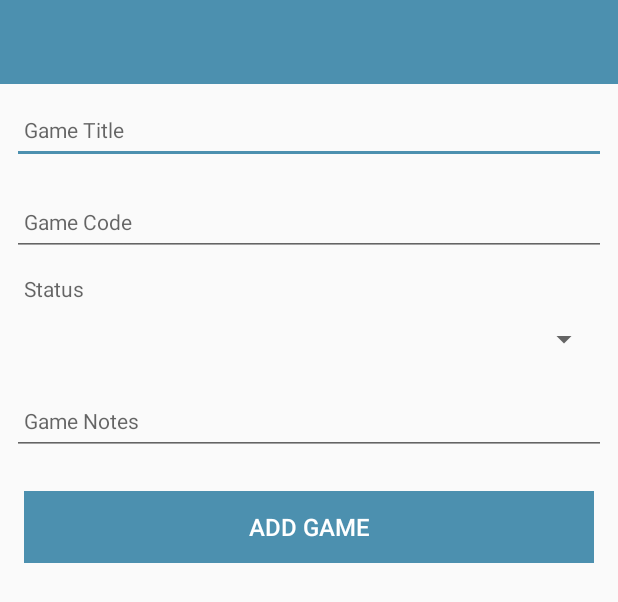
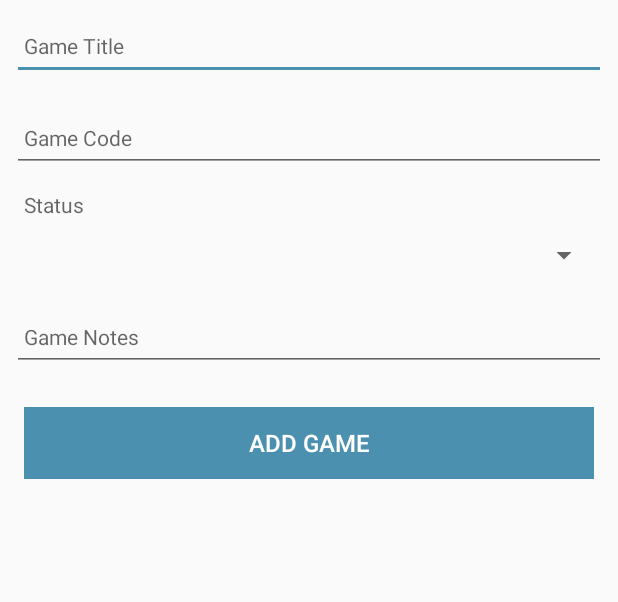
Before and after one commit to PrzemyslawPokorski/SteamSpares2, an Android app: the layout fragment_edit_game.xml on its own in the app's theme, with its tools: preview values and no code run, on a phone screen of 412 x 824 dp. Shown: the top 602 px of the screen. Run offline under Robolectric (Android 15) with nearby library versions, the phone set to English and light mode, and no system bars; network calls fail.

```diff
--- a/app/src/main/res/layout/fragment_edit_game.xml
+++ b/app/src/main/res/layout/fragment_edit_game.xml
@@ -12,26 +12,25 @@
         app:layout_constraintBottom_toBottomOf="parent"
         app:layout_constraintTop_toTopOf="parent">
 
-        <com.google.android.material.appbar.AppBarLayout
-            android:id="@+id/appBarLayout"
-            android:layout_width="match_parent"
-            android:layout_height="wrap_content"
-            android:background="@color/colorAccent"
-            android:fitsSystemWindows="true"
-            app:elevation="0dip"
-            app:theme="@style/ThemeOverlay.AppCompat.Dark.ActionBar">
+<!--        <com.google.android.material.appbar.AppBarLayout-->
+<!--            android:id="@+id/appBarLayout"-->
+<!--            android:layout_width="match_parent"-->
+<!--            android:layout_height="wrap_content"-->
+<!--            android:background="@color/colorAccent"-->
+<!--            android:fitsSystemWindows="true"-->
+<!--            app:elevation="0dip"-->
+<!--            app:theme="@style/ThemeOverlay.AppCompat.Dark.ActionBar">-->
 
-            <androidx.appcompat.widget.Toolbar
-                android:id="@+id/toolbarAdd"
-                android:layout_width="match_parent"
-                android:layout_height="wrap_content"
-                app:titleTextColor="@color/colorPrimary" />
-        </com.google.android.material.appbar.AppBarLayout>
+<!--            <androidx.appcompat.widget.Toolbar-->
+<!--                android:id="@+id/toolbarAdd"-->
+<!--                android:layout_width="match_parent"-->
+<!--                android:layout_height="wrap_content"-->
+<!--                app:titleTextColor="@color/colorPrimary" />-->
+<!--        </com.google.android.material.appbar.AppBarLayout>-->
 
         <ScrollView
             android:layout_width="match_parent"
             android:layout_height="match_parent"
-            android:layout_below="@id/appBarLayout"
             android:fillViewport="true">
 
             <LinearLayout
```
Also changed, not shown: app/src/main/AndroidManifest.xml (+5 -2 lines), app/src/main/java/com/wit/steamspares/activities/EditActivity.kt (+35 -31 lines), app/src/main/java/com/wit/steamspares/activities/ListActivity.kt (+12 -30 lines), app/src/main/java/com/wit/steamspares/fragments/EditGameFragment.kt (+75 -9 lines), app/src/main/java/com/wit/steamspares/fragments/GameListFragment.kt (+11 -20 lines).
